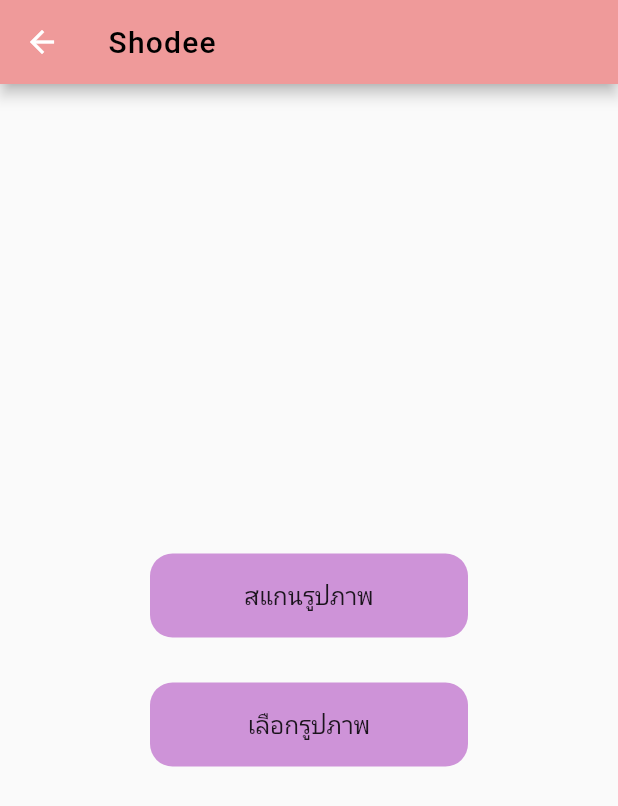
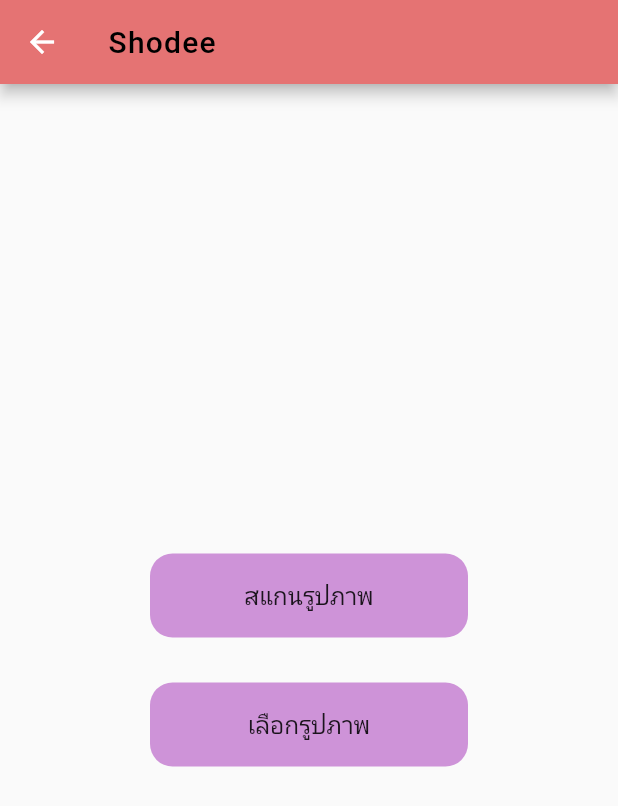
Before and after one commit to ning31586/Retail, a Flutter app: the Home screen opened directly, on a phone screen of 412 x 824 dp. Shown: the top 806 px of the screen. Run offline on Flutter 3.47's test engine with Material 2 defaults, Android fonts, the phone set to English and light mode, and no system bars; our stand-ins replace carousel_slider, image_picker; missing offline and left inert: tflite; network calls fail.

Commit message:
my secound commit

```diff
--- a/lib/src/pages/camera/home.dart
+++ b/lib/src/pages/camera/home.dart
@@ -71,7 +71,7 @@ class _HomeState extends State<Home> {
   Widget build(BuildContext context) {
     return Scaffold(
       appBar: AppBar(
-        backgroundColor: Colors.red.shade200,
+        backgroundColor: Colors.red.shade300,
         title: Text(
           'Shodee',
           style: TextStyle(
```
